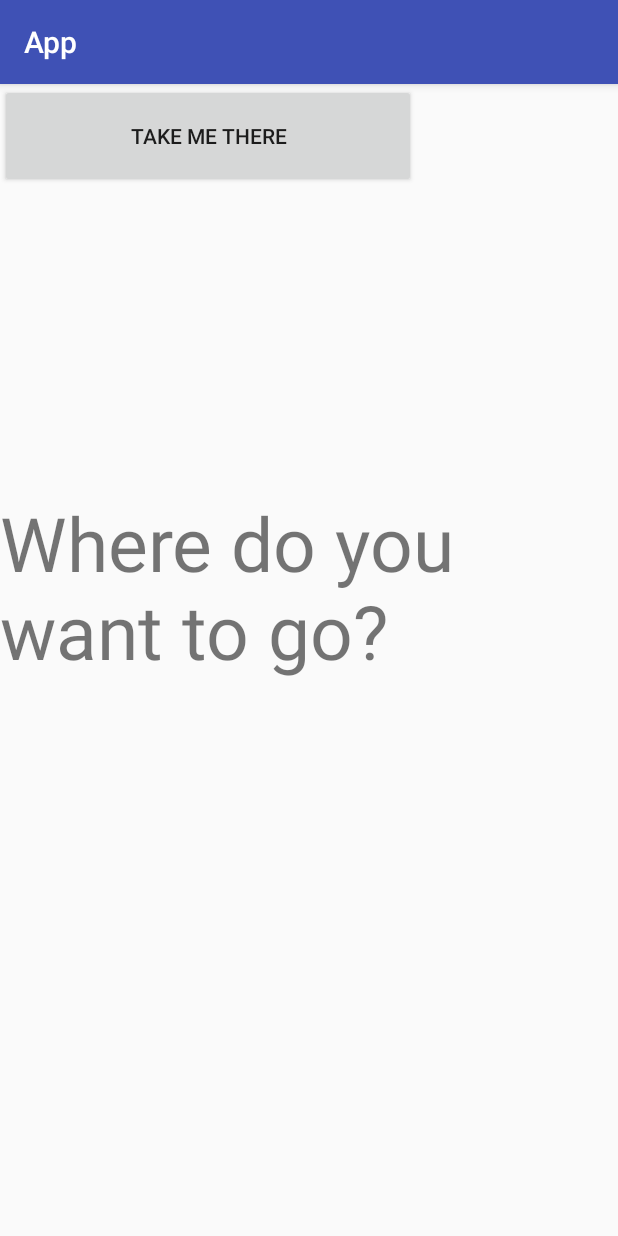
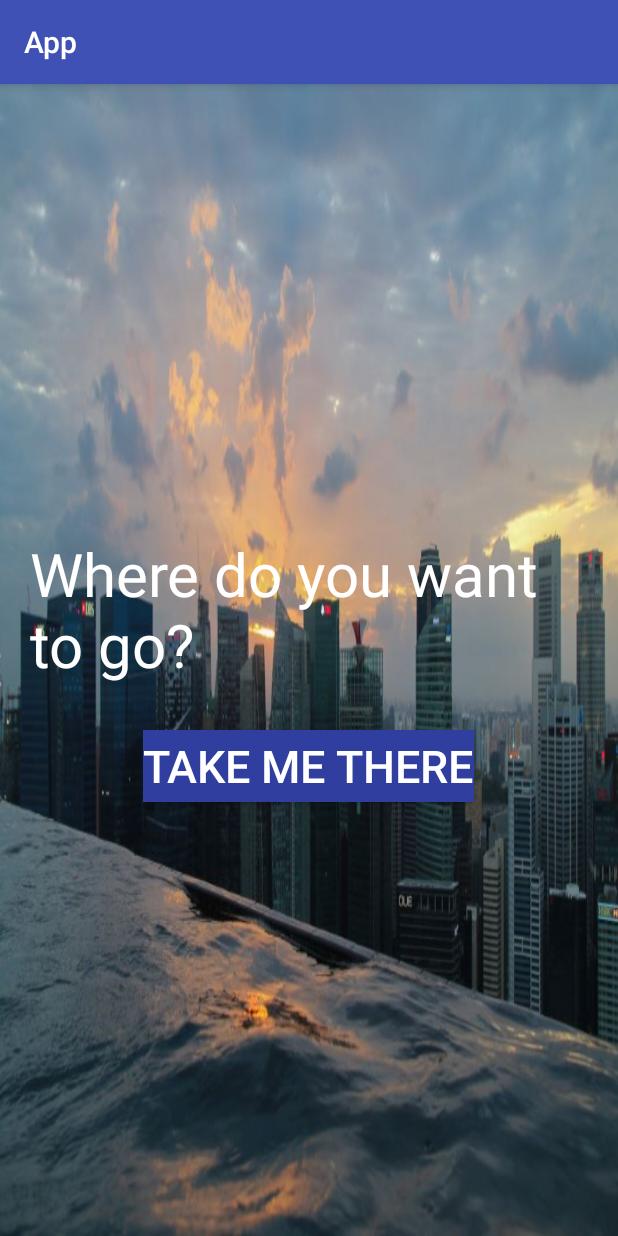
Before and after one commit to AudreyBeard/VirtuvisoR, an Android app: the screen it shows after launch (MainActivity), on a phone screen of 412 x 824 dp. Run offline under Robolectric (Android 15) with nearby library versions, the phone set to English and light mode, and no system bars.

Commit message:
added background photo and fixed main layout

```diff
--- a/app/src/main/res/layout/activity_main.xml
+++ b/app/src/main/res/layout/activity_main.xml
@@ -1,29 +1,37 @@
 <?xml version="1.0" encoding="utf-8"?>
-<android.support.constraint.ConstraintLayout xmlns:android="http://schemas.android.com/apk/res/android"
+<LinearLayout xmlns:android="http://schemas.android.com/apk/res/android"
     xmlns:app="http://schemas.android.com/apk/res-auto"
     xmlns:tools="http://schemas.android.com/tools"
     android:layout_width="match_parent"
     android:layout_height="match_parent"
+    android:orientation="vertical"
+    android:padding="20dp"
+    android:gravity="center"
+    android:layout_gravity="center"
+    android:background="@drawable/sing"
     tools:context="com.example.su_ange.app.MainActivity">
 
     <TextView
         android:layout_width="wrap_content"
         android:layout_height="wrap_content"
         android:text="Where do you want to go?"
-        android:textSize="50dp"
-        app:layout_constraintBottom_toBottomOf="parent"
-        app:layout_constraintLeft_toLeftOf="parent"
-        app:layout_constraintRight_toRightOf="parent"
-        app:layout_constraintTop_toTopOf="parent"
-        app:layout_constraintHorizontal_bias="0.936"
-        app:layout_constraintVertical_bias="0.424" />
+        android:textSize="40dp"
+        android:textColor="@color/white"
+        android:layout_marginTop="40dp"
+         />
 
     <Button
+        android:layout_marginTop="30dp"
         android:id="@+id/button"
-        android:layout_width="277dp"
-        android:layout_height="69dp"
+        android:layout_width="wrap_content"
+        android:layout_height="wrap_content"
         android:text="Take me there"
-        tools:layout_editor_absoluteX="196dp"
-        tools:layout_editor_absoluteY="222dp" />
+        android:textColor="@color/white"
+        android:background="@color/colorPrimaryDark"
+        android:textSize="30dp"
+        android:layout_marginBottom="30dp"
+         />
 
-</android.support.constraint.ConstraintLayout>
+
+
+</LinearLayout>
--- a/app/src/main/res/values/colors.xml
+++ b/app/src/main/res/values/colors.xml
@@ -3,4 +3,5 @@
     <color name="colorPrimary">#3F51B5</color>
     <color name="colorPrimaryDark">#303F9F</color>
     <color name="colorAccent">#FF4081</color>
+    <color name="white">#FFFFFF</color>
 </resources>
```
Also changed, not shown: app/src/main/res/drawable/sing.JPG (added).
